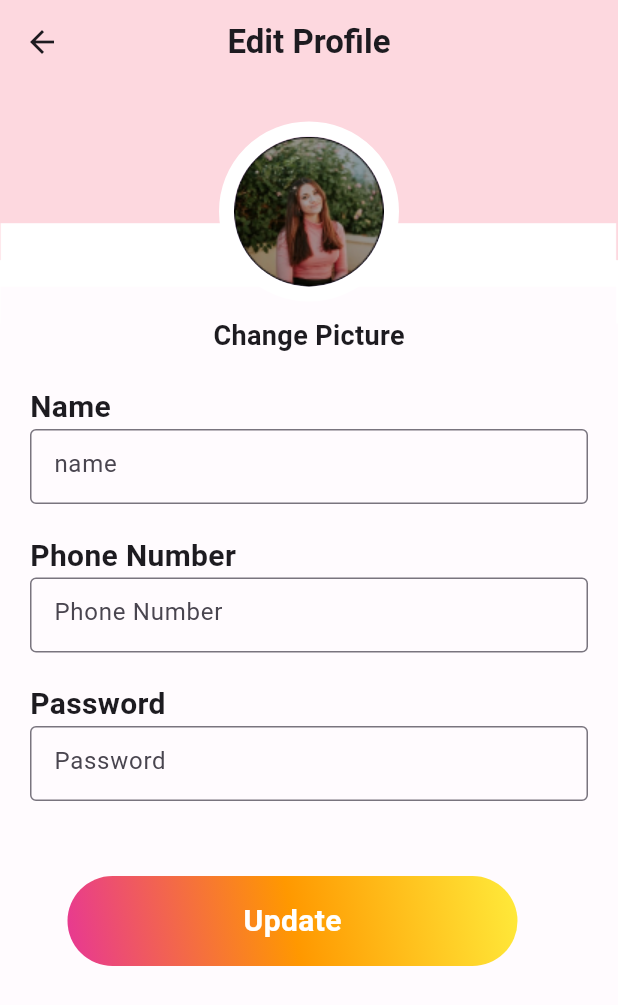
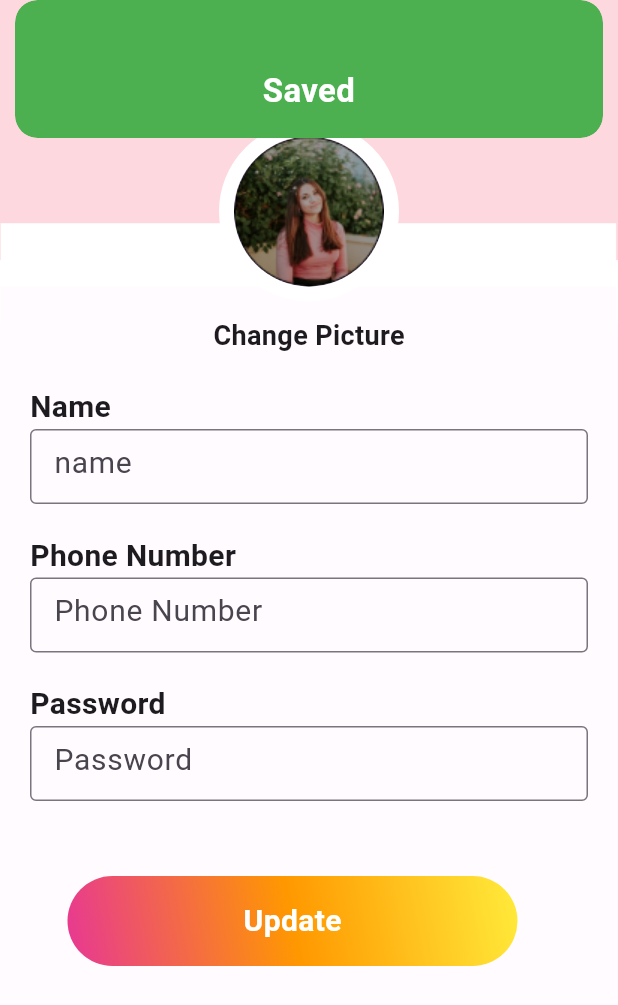
Before and after one commit to dohaaymann/clova, a Flutter app: the edit_profile screen opened directly, after a tap on "Update", on a phone screen of 412 x 824 dp. Shown: the top 1005 px of the screen. Run offline on Flutter 3.47's test engine with Material 3 defaults, Android fonts, the phone set to English and light mode, and no system bars; our stand-ins replace cloud_firestore, firebase_auth, firebase_core, font_awesome_flutter, get, numberpicker; accounts and stored records are empty.

Commit message:
edit profile done

```diff
--- a/lib/edit_profile.dart
+++ b/lib/edit_profile.dart
@@ -1,4 +1,8 @@
+import 'package:cloud_firestore/cloud_firestore.dart';
+import 'package:firebase_auth/firebase_auth.dart';
 import 'package:flutter/material.dart';
+import 'package:get/get.dart';
+import 'package:walid_project/homescreen.dart';
 import 'package:walid_project/widgets/textfield2.dart';
 
 class edit_profile extends StatefulWidget {
@@ -13,8 +17,23 @@ class _edit_profileState extends State<edit_profile> {
   var _name=TextEditingController();
   var _phone=TextEditingController();
   var _password=TextEditingController();
+  var auth=FirebaseAuth.instance;
+  var user= FirebaseFirestore.instance.collection("users");
+  get_date()async{
+    var docSnapshot = await user.doc(auth.currentUser!.email).get();
+    var data = docSnapshot.data();
+   _password.text = data?['password'];
+   _name.text = data?['name'];
+   _phone.text = data?['phone_number'];
+  }
+  @override
+  void initState() {
+    // TODO: implement initState
+    get_date();
+    super.initState();
+  }
   Widget build(BuildContext context) {
-    return  Scaffold(
+    return  Scaffold(resizeToAvoidBottomInset: false,
       appBar: AppBar(
         backgroundColor:Color(0xffFDD8DF),title: Text("Edit Profile",style: TextStyle(fontWeight: FontWeight.bold),),centerTitle:true,),
       body:Container( decoration: BoxDecoration(
@@ -41,20 +60,36 @@ class _edit_profileState extends State<edit_profile> {
                     child: Column( crossAxisAlignment: CrossAxisAlignment.start,
                       children: [
                         Text("Name",style: TextStyle(fontSize: 20,fontWeight: FontWeight.bold),),
-                        SizedBox(height:50,child: TextFormField(controller:_name,decoration: InputDecoration(
+                        SizedBox(height:50,child: TextFormField(controller:_name,style:TextStyle(fontSize:20),decoration: InputDecoration(
                             border: OutlineInputBorder(),hintText:"name"),),),
                         SizedBox(height: 20,),
                         Text("Phone Number",style: TextStyle(fontSize: 20,fontWeight: FontWeight.bold),),
-                        SizedBox(height:50,child: TextFormField(controller:_phone,decoration: InputDecoration(
+                        SizedBox(height:50,child: TextFormField(controller:_phone,style:TextStyle(fontSize:20),decoration: InputDecoration(
                             border: OutlineInputBorder(),hintText:"Phone Number"),),),
                         SizedBox(height: 20,),
                         Text("Password",style: TextStyle(fontSize: 20,fontWeight: FontWeight.bold),),
-                        SizedBox(height:50,child: TextFormField(controller:_password,decoration: InputDecoration(
+                        SizedBox(height:50,child: TextFormField(controller:_password,style:TextStyle(fontSize:20),decoration: InputDecoration(
                             border: OutlineInputBorder(),hintText:"Password"),),),
                         SizedBox(height: 50,),
                         Padding(
                           padding: const EdgeInsets.only(left:25),
-                          child: InkWell(onTap: (){},child:Container(width: 300,height: 60,alignment: Alignment.center,
+                          child: InkWell(onTap: ()async{
+                            await user.doc(auth.currentUser!.email).update(
+                                {
+                                  'name':"${_name.text}",
+                                  'password':"${_password.text}",
+                                  'phone_number':"${_phone.text}",
+                                }).then((value) => Get.snackbar ("","Saved",backgroundColor: Colors.green,
+                                                              duration: Duration(seconds: 2),
+                                                              messageText: Text(
+                                                                  "Saved",
+                                                                  textAlign: TextAlign.center,
+                                                                  style: TextStyle(
+                                                                    color: Colors.white,
+                                                                    fontWeight: FontWeight.bold,
+                                                                    fontSize: 22,
+                                                                  ))));
+                          },child:Container(width: 300,height: 60,alignment: Alignment.center,
                             decoration: BoxDecoration(
                               borderRadius: BorderRadius.all(Radius.circular(35)),
                               gradient: LinearGradient(
--- a/lib/homescreen.dart
+++ b/lib/homescreen.dart
@@ -47,7 +47,8 @@ class _homescreenState extends State<homescreen> {
 
                 body:
 
-                Column(
+                SingleChildScrollView(
+                  child: Column(
                       children: [
                         SizedBox(height: 120,),
                         locationfield(),
@@ -80,6 +81,7 @@ class _homescreenState extends State<homescreen> {
                        )
 
                                   ]),
+                ),
 
 
 
--- a/lib/login.dart
+++ b/lib/login.dart
@@ -7,6 +7,8 @@ import 'package:get/get.dart';
 import 'package:get/get_core/src/get_main.dart';
 import 'package:walid_project/sigup.dart';
 import 'package:walid_project/widgets/textfield.dart';
+
+import 'homescreen.dart';
 
 class login extends StatefulWidget {
   const login({super.key});
@@ -130,7 +132,7 @@ class _loginState extends State<login> {
                           print("------ login successfuly-------");
                           print("email: " + "${_email.text}");
                           print("pass: " + "${_pass.text}");
-                          // Navigator.of(context).pushNamed("home");
+                          Navigator.of(context).push(MaterialPageRoute(builder: (context) => homescreen(),));
                         }
                       }
                     },
--- a/lib/main.dart
+++ b/lib/main.dart
@@ -24,9 +24,10 @@ class MyApp extends StatelessWidget {
   // This widget is the root of your application.
   @override
   Widget build(BuildContext context) {
-    return MaterialApp(
+    return GetMaterialApp(
       debugShowCheckedModeBanner: false,
-      initialRoute:homescreen.Routname,
+      // initialRoute:homescreen.Routname,
+        home: login(),
       routes: {
         Splash_Screen.Routname:(context)=>Splash_Screen(),
         homescreen.Routname:(context)=>homescreen(),
--- a/pubspec.yaml
+++ b/pubspec.yaml
@@ -38,9 +38,9 @@ dependencies:
   font_awesome_flutter: ^10.7.0
   firebase_core: ^2.30.0
   firebase_auth: ^4.19.2
-  cloud_firestore: ^4.17.0
+  cloud_firestore: ^4.17.2
   get: ^4.6.6
-  numberpicker: ^2.1.1
+  numberpicker: ^2.1.2
 
 
 dev_dependencies:
```
Also changed, not shown: lib/profile.dart (+14 -5 lines), lib/sigup.dart (+26 -8 lines), pubspec.lock. Lines whose indentation alone changed are shown as unchanged.
